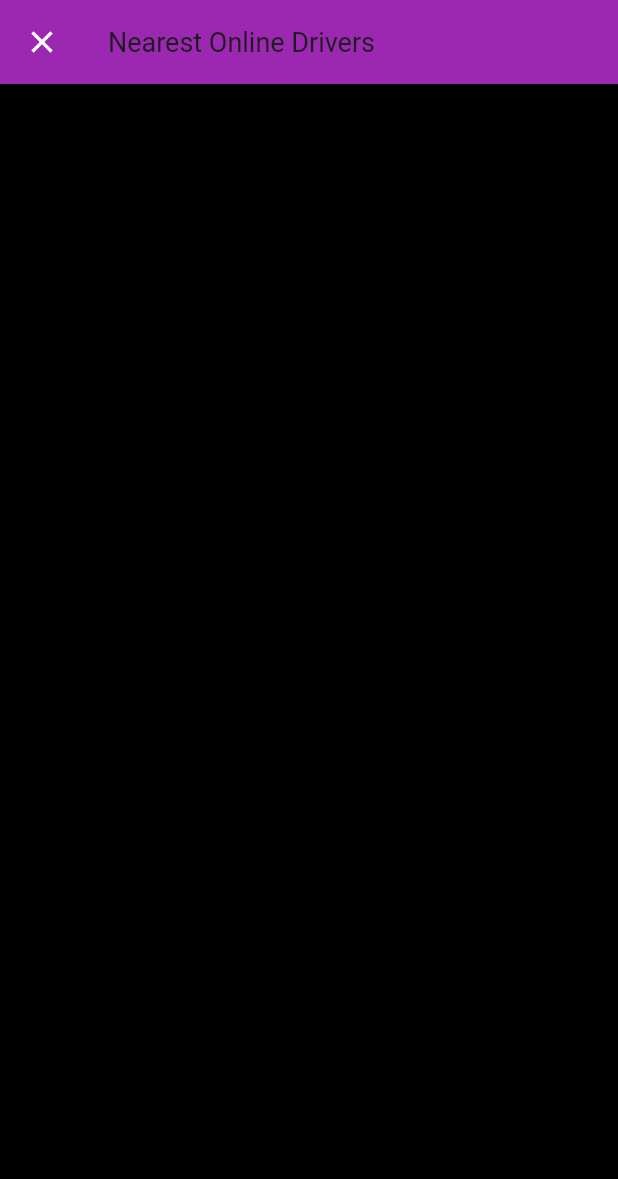
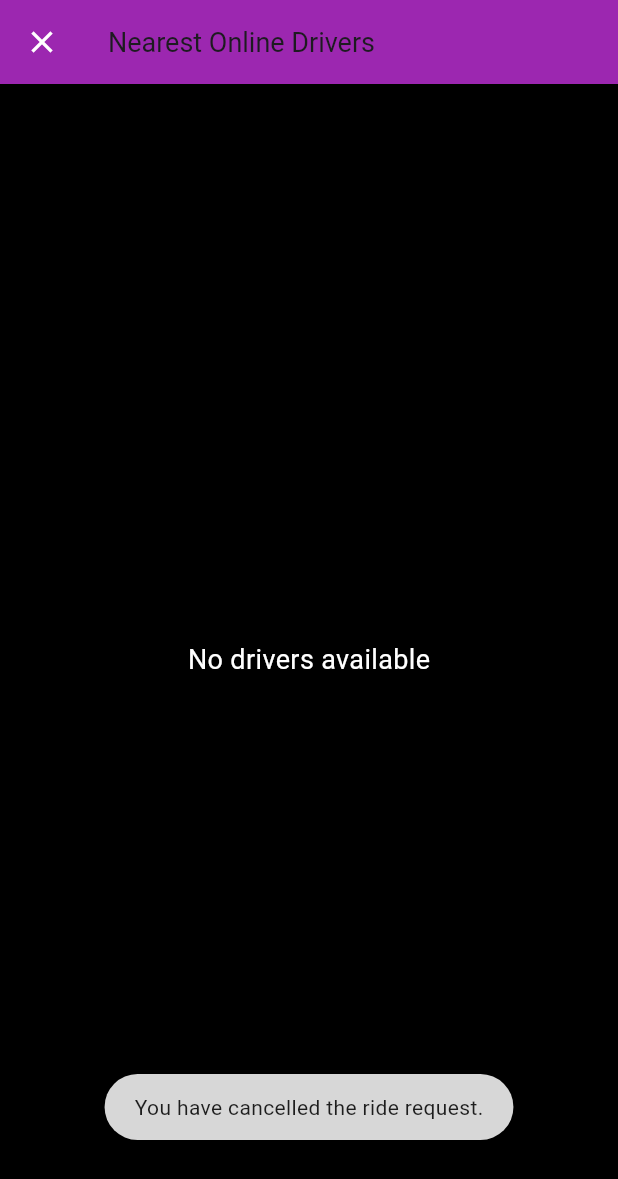
Before and after one commit to ai-rayhan/UTM-RIDEx-User-app, a Flutter app: the SelectNearestActiveDriversScreen screen opened directly, after a tap on the "close" icon, on a phone screen of 412 x 824 dp. Shown: the top 1179 px of the screen. Run offline on Flutter 3.47's test engine with Material 3 defaults, Android fonts, the phone set to English and light mode, and no system bars; our stand-ins replace animated_text_kit, firebase_auth, firebase_core, firebase_database, fluttertoast, geolocator and 3 more; missing offline and left inert: flutter_geofire, flutter_polyline_points; accounts and stored records are empty.

Commit message:
incorrect parent fix ,null fix

```diff
--- a/lib/mainScreen/search_places_screen.dart
+++ b/lib/mainScreen/search_places_screen.dart
@@ -25,7 +25,7 @@ class _SearchPlacesScreenState extends State<SearchPlacesScreen>
   {
     if(inputText.length > 1) //write 2 or more char
       {
-        String urlAutoCompleteSearch = "https://maps.googleapis.com/maps/api/place/autocomplete/json?input=$inputText&key=$mapkey&components=country:BD";
+        String urlAutoCompleteSearch = "https://maps.googleapis.com/maps/api/place/autocomplete/json?input=$inputText&key=$mapkey&components=country:MY";
 // MY
         var responseAutoCompleteSearch = await RequestAssistant.receiveRequest(urlAutoCompleteSearch);
         log(responseAutoCompleteSearch.toString());
--- a/lib/mainScreen/select_nearest_active_driver_screen.dart
+++ b/lib/mainScreen/select_nearest_active_driver_screen.dart
@@ -8,10 +8,8 @@ import 'package:users_app/assistants/assistant_methods.dart';
 import 'package:users_app/global/global.dart';
 import 'package:users_app/infoHandler/app_info.dart';
 
-
-class SelectNearestActiveDriversScreen extends StatefulWidget
-{
-  DatabaseReference? referenceRideRequest;
+class SelectNearestActiveDriversScreen extends StatefulWidget {
+  final DatabaseReference? referenceRideRequest;
 
   SelectNearestActiveDriversScreen({this.referenceRideRequest});
 
@@ -19,42 +17,48 @@ class SelectNearestActiveDriversScreen extends StatefulWidget
   State<SelectNearestActiveDriversScreen> createState() => _SelectNearestActiveDriversScreenState();
 }
 
-
-
-class _SelectNearestActiveDriversScreenState extends State<SelectNearestActiveDriversScreen>
-{
+class _SelectNearestActiveDriversScreenState extends State<SelectNearestActiveDriversScreen> {
   String fareAmount = "";
 
-  getFareAmountAccordingToVehicleType(int index)
-  {
-    if(tripDirectionDetailsInfo != null)
-      {
-        fareAmount = (AssistantMethods.calculateFareAmountFromOriginToDestination(tripDirectionDetailsInfo!) * 4).toStringAsFixed(1);
+  @override
+  void initState() {
+    super.initState();
+    getDriverList();
+  }
+
+  void getDriverList() {
+    final int rideIndex = context.read<AppInfo>().rideIndex;
+    debugPrint("Ride index: $rideIndex");
+    setState(() {
+      if (dList != null) {
+        if (rideIndex == 0) {
+          dList = dList.where((element) => element['car_details']['vehicle_category'] == 'Bike').toList();
+        } else if (rideIndex == 1) {
+          dList = dList.where((element) => element['car_details']['vehicle_category'] == 'Car').toList();
+        } else if (rideIndex == 2) {
+          dList = dList.where((element) => element['delivery'] == 'yes').toList();
+        }
+      }
+      debugPrint("Filtered driver list: ${dList?.length ?? 0} drivers found");
+    });
+  }
+
+  @override
+  void dispose() {
+    dList = [];
+    super.dispose();
+  }
+
+  getFareAmountAccordingToVehicleType(int index) {
+    if (tripDirectionDetailsInfo != null) {
+      fareAmount = (AssistantMethods.calculateFareAmountFromOriginToDestination(tripDirectionDetailsInfo!) * 4)
+          .toStringAsFixed(1);
     }
     return fareAmount;
   }
-getDriverList(){
-  final int rideIndex= context.read<AppInfo>().rideIndex;
-  if(rideIndex==0){
-    dList=dList.where((element) => element['car_details']['vehicle_category']=='Bike').toList();
-  }else if(rideIndex==1){
-    dList=dList.where((element) => element['car_details']['vehicle_category']=='Car').toList();
-  }else if(rideIndex==2){
-    dList=dList.where((element) => element['delivery']=='yes').toList();
-  }
-}
+
   @override
-  void dispose(){
-    super.dispose();
-    dList = [];
-  }
-  @override
-  void initState() {
-   getDriverList();
-    super.initState();
-  }
-  Widget build(BuildContext context)
-  {
+  Widget build(BuildContext context) {
     return Scaffold(
       backgroundColor: Colors.black,
       appBar: AppBar(
@@ -67,27 +71,30 @@ getDriverList(){
         ),
         leading: IconButton(
           icon: const Icon(
-            Icons.close, color: Colors.white,
+            Icons.close,
+            color: Colors.white,
           ),
-          onPressed: ()
-          {
-            //delete the ride request from database
-            widget.referenceRideRequest!.remove();
-            Fluttertoast.showToast(msg: "you have cancelled the ride request.");
-
+          onPressed: () {
+            widget.referenceRideRequest?.remove();
+            Fluttertoast.showToast(msg: "You have cancelled the ride request.");
             SystemNavigator.pop();
           },
         ),
       ),
-      body: ListView.builder(
-        itemCount: dList.length,
-        itemBuilder: (BuildContext context, int index)
-          {
+      body: dList == null || dList!.isEmpty
+          ? Center(
+              child: Text(
+                dList == null ? "Error loading drivers" : "No drivers available",
+                style: TextStyle(color: Colors.white, fontSize: 18),
+              ),
+            )
+          : ListView.builder(
+              itemCount: dList!.length,
+              itemBuilder: (BuildContext context, int index) {
                 return GestureDetector(
-              onTap: ()
-              {
+                  onTap: () {
                     setState(() {
-                  chosenDriverId = dList[index]["id"].toString();
+                      chosenDriverId = dList![index]["id"].toString();
                     });
                     Navigator.pop(context, "driverChoosed");
                   },
@@ -100,7 +107,7 @@ getDriverList(){
                       leading: Padding(
                         padding: const EdgeInsets.only(top: 2.0),
                         child: Image.asset(
-                      "images/" + dList[index]["car_details"]["type"].toString() + ".png",
+                          "images/" + dList![index]["car_details"]["type"].toString() + ".png",
                           width: 70,
                         ),
                       ),
@@ -108,21 +115,21 @@ getDriverList(){
                         mainAxisAlignment: MainAxisAlignment.start,
                         children: [
                           Text(
-                        dList[index]["name"],
+                            dList![index]["name"],
                             style: const TextStyle(
                               fontSize: 14,
                               color: Colors.black,
                             ),
                           ),
                           Text(
-                        dList[index]["car_details"]["car_model"],
+                            dList![index]["car_details"]["car_model"],
                             style: const TextStyle(
                               fontSize: 12,
                               color: Colors.black,
                             ),
                           ),
                           SmoothStarRating(
-                        rating: dList[index]["ratings"] == null ? 0.0 : double.parse(dList[index]["ratings"]),
+                            rating: dList![index]["ratings"] == null ? 0.0 : double.parse(dList![index]["ratings"]),
                             color: Colors.black,
                             borderColor: Colors.black,
                             allowHalfRating: true,
@@ -140,7 +147,9 @@ getDriverList(){
                               fontWeight: FontWeight.bold,
                             ),
                           ),
-                      const SizedBox(height: 2,),
+                          const SizedBox(
+                            height: 2,
+                          ),
                           Text(
                             tripDirectionDetailsInfo != null ? tripDirectionDetailsInfo!.duration_text! : "",
                             style: const TextStyle(
@@ -154,8 +163,7 @@ getDriverList(){
                             style: const TextStyle(
                                 fontWeight: FontWeight.bold,
                                 color: Colors.black54,
-                          fontSize: 12
-                        ),
+                                fontSize: 12),
                           ),
                         ],
                       ),
--- a/pubspec.yaml
+++ b/pubspec.yaml
@@ -20,7 +20,7 @@ publish_to: 'none' # Remove this line if you wish to publish to pub.dev
 version: 1.0.0+1
 
 environment:
-  sdk: '>=2.18.4 <3.0.0'
+  sdk: '>=3.0.0 <4.0.0'
 
 # Dependencies specify other packages that your package needs in order to work.
 # To automatically upgrade your package dependencies to the latest versions
@@ -51,9 +51,10 @@ dependencies:
   flutter_geofire: ^2.0.3
   smooth_star_rating_nsafe: ^1.0.0+1
   animated_text_kit: ^4.2.2
-  intl: ^0.18.0
+  intl: ^0.19.0
   url_launcher: ^6.1.8
   lottie: ^3.0.0
+  device_preview: ^1.2.0
 
 dev_dependencies:
   flutter_test:
```
Also changed, not shown: lib/mainScreen/main_screen.dart (+39 -79 lines), pubspec.lock, 2 other files. Lines whose indentation alone changed are shown as unchanged.
